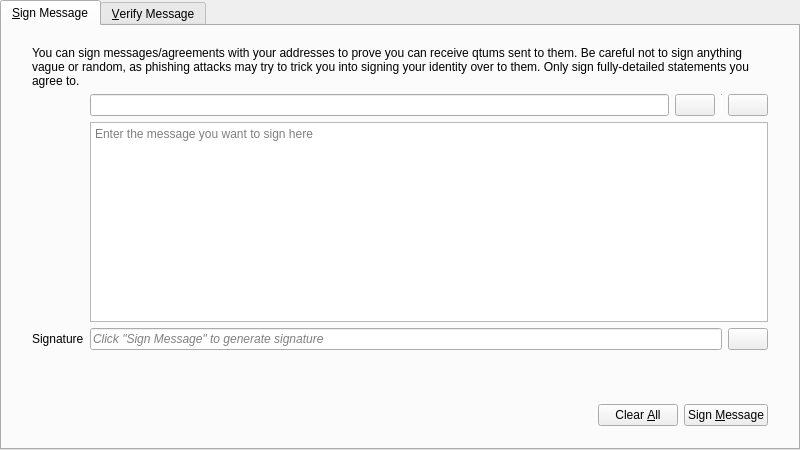
Above: src/qt/forms/signverifymessagedialog.ui from equitypay/eqpay before the change. Below: the same form after it.
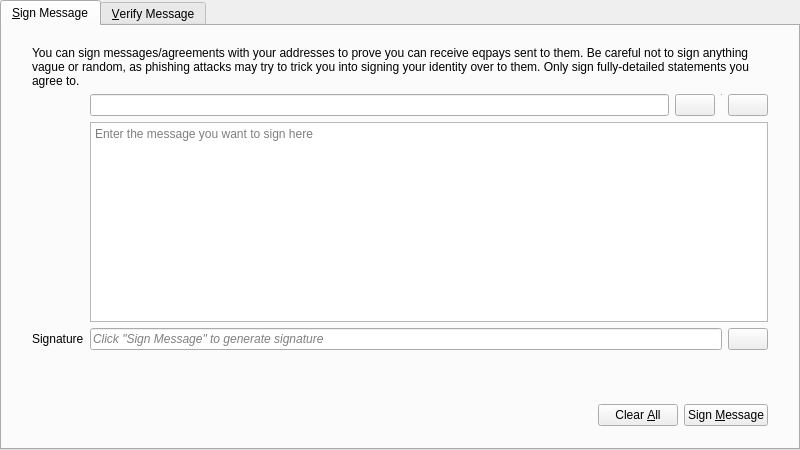
That is the form after the change. Icons and pictures are not drawn. Custom widgets are drawn as their Qt base class.

Commit message: Rename Qtum -> EqPay

What changed in the file:
```diff
--- a/src/qt/forms/signverifymessagedialog.ui
+++ b/src/qt/forms/signverifymessagedialog.ui
@@ -196,7 +196,7 @@
            <item row="0" column="0" colspan="2">
             <widget class="QLabel" name="infoLabel_SM">
              <property name="text">
-              <string>You can sign messages/agreements with your addresses to prove you can receive qtums sent to them. Be careful not to sign anything vague or random, as phishing attacks may try to trick you into signing your identity over to them. Only sign fully-detailed statements you agree to.</string>
+              <string>You can sign messages/agreements with your addresses to prove you can receive eqpays sent to them. Be careful not to sign anything vague or random, as phishing attacks may try to trick you into signing your identity over to them. Only sign fully-detailed statements you agree to.</string>
              </property>
              <property name="textFormat">
               <enum>Qt::PlainText</enum>
```
Left out of the diff: 28 changed lines with no effect on the pictures. The commit also changes 542 other files.
